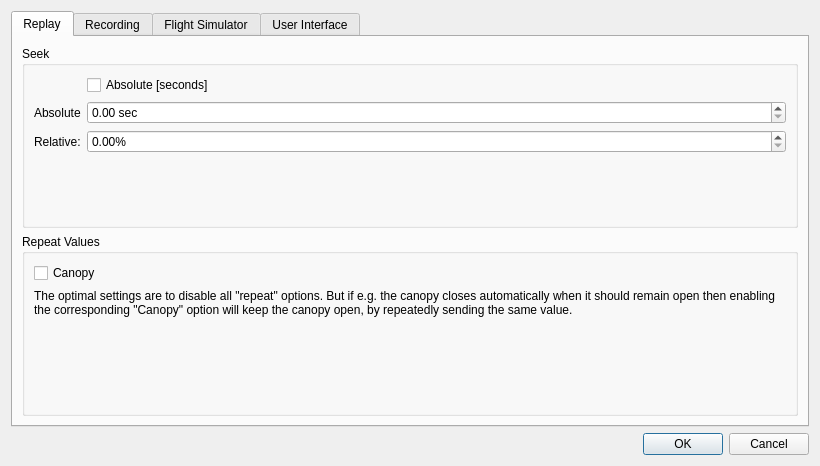
First picture: the form in src/UserInterface/src/Dialog/SettingsDialog.ui, repository till213/SkyDolly, before the edit.
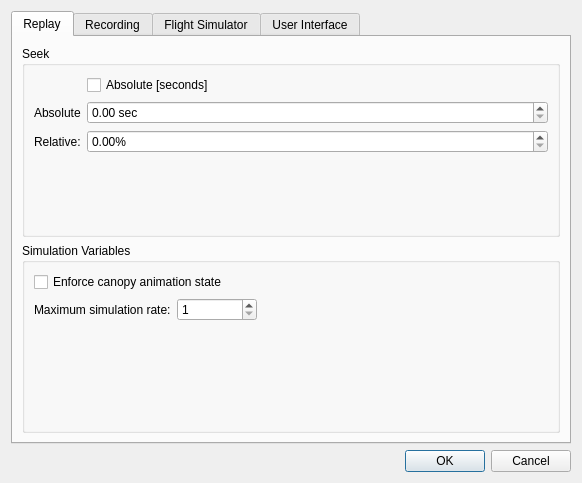
Second picture: the form after the edit. The open tabs and pages were chosen to show the change.

Commit message:
Feature/simulation rate (#139)
* Fix connections

* FIX: Set replay rate to last custom rate

* Show simulation rate as Play button tooltip

* Show the simulation rate

* Add maximum simulation rate setting

- Default: 8 (reasonable trade-off between visual acceleration and CPU
consumption by MSFS)

* Do not round simulation rate (can be e.g. 0.25)

* Do not reset pending simulation rate requests when seeking

Patch:
```diff
--- a/src/UserInterface/src/Dialog/SettingsDialog.ui
+++ b/src/UserInterface/src/Dialog/SettingsDialog.ui
@@ -6,8 +6,8 @@
    <rect>
     <x>0</x>
     <y>0</y>
-    <width>820</width>
-    <height>466</height>
+    <width>581</width>
+    <height>483</height>
    </rect>
   </property>
   <property name="windowTitle">
@@ -108,33 +108,40 @@
        <item>
         <widget class="QGroupBox" name="groupBox">
          <property name="title">
-          <string>Repeat Values</string>
+          <string>Simulation Variables</string>
          </property>
          <layout class="QFormLayout" name="formLayout">
-          <item row="1" column="0">
+          <item row="0" column="0" colspan="2">
            <widget class="QCheckBox" name="repeatCanopyOpenCheckBox">
             <property name="text">
-             <string>Canopy</string>
+             <string>Enforce canopy animation state</string>
             </property>
            </widget>
           </item>
-          <item row="2" column="0" colspan="2">
+          <item row="1" column="0">
            <widget class="QLabel" name="label_3">
-            <property name="minimumSize">
+            <property name="text">
+             <string>Maximum simulation rate:</string>
+            </property>
+           </widget>
+          </item>
+          <item row="1" column="1">
+           <widget class="QSpinBox" name="maximumSimulationRateSpinBox">
+            <property name="maximumSize">
              <size>
-              <width>600</width>
-              <height>28</height>
+              <width>80</width>
+              <height>16777215</height>
              </size>
             </property>
-            <property name="text">
-             <string>The optimal settings are to disable all &quot;repeat&quot; options. But if e.g. the canopy closes automatically when it should remain open then enabling the corresponding &quot;Canopy&quot; option will keep the canopy open, by repeatedly sending the same value.</string>
+            <property name="minimum">
+             <number>1</number>
             </property>
-            <property name="wordWrap">
-             <bool>true</bool>
+            <property name="maximum">
+             <number>128</number>
             </property>
            </widget>
           </item>
-          <item row="3" column="1">
+          <item row="2" column="0">
            <spacer name="verticalSpacer_2">
             <property name="orientation">
              <enum>Qt::Vertical</enum>
```
Left out of the diff: 12 changed lines with no effect on the pictures. Lines whose indentation alone changed are shown as unchanged. The commit also changes 20 other files.
